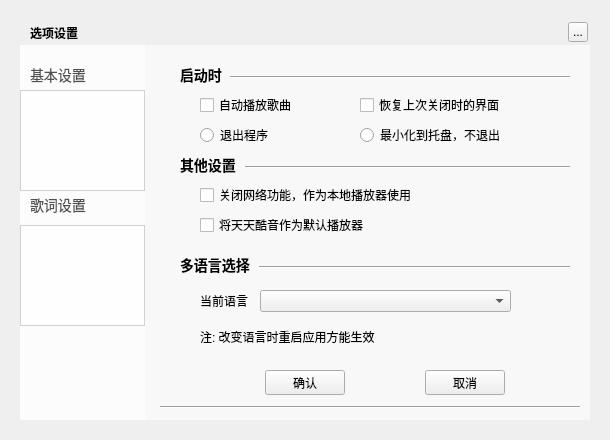
Above: TTKCore/musicUi/musicWidget/musicsettingwidget.ui from Greedysky/TTKMusicPlayer before the change. Below: the same form after it.
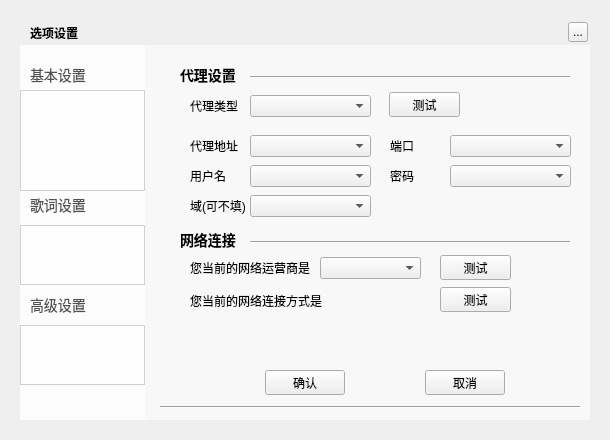
That is the form after the change. The open tabs and pages were chosen to show the change. Custom widgets are drawn as their Qt base class.

Commit message: add equalizer and network setting ui [458795]

Diff of the .ui file:
```diff
--- a/TTKCore/musicUi/musicWidget/musicsettingwidget.ui
+++ b/TTKCore/musicUi/musicWidget/musicsettingwidget.ui
@@ -1488,6 +1488,481 @@
      </property>
     </widget>
    </widget>
+   <widget class="QWidget" name="six">
+    <widget class="Line" name="line_SO1">
+     <property name="geometry">
+      <rect>
+       <x>90</x>
+       <y>30</y>
+       <width>320</width>
+       <height>5</height>
+      </rect>
+     </property>
+     <property name="orientation">
+      <enum>Qt::Horizontal</enum>
+     </property>
+    </widget>
+    <widget class="QLabel" name="setSoundOutWidget">
+     <property name="geometry">
+      <rect>
+       <x>20</x>
+       <y>20</y>
+       <width>60</width>
+       <height>20</height>
+      </rect>
+     </property>
+     <property name="styleSheet">
+      <string notr="true">background-color:transparent;
+font-size:14px;
+font-weight:bold;</string>
+     </property>
+     <property name="text">
+      <string>输出设置</string>
+     </property>
+    </widget>
+    <widget class="QComboBox" name="outputTypeComboBox">
+     <property name="geometry">
+      <rect>
+       <x>90</x>
+       <y>60</y>
+       <width>321</width>
+       <height>22</height>
+      </rect>
+     </property>
+    </widget>
+    <widget class="QLabel" name="outputTypeLabel">
+     <property name="geometry">
+      <rect>
+       <x>30</x>
+       <y>60</y>
+       <width>61</width>
+       <height>21</height>
+      </rect>
+     </property>
+     <property name="text">
+      <string>音频输出</string>
+     </property>
+     <property name="alignment">
+      <set>Qt::AlignLeading|Qt::AlignLeft|Qt::AlignVCenter</set>
+     </property>
+    </widget>
+    <widget class="QLabel" name="outputTypeTipLabel">
+     <property name="geometry">
+      <rect>
+       <x>30</x>
+       <y>90</y>
+       <width>381</width>
+       <height>51</height>
+      </rect>
+     </property>
+     <property name="text">
+      <string>提示：新设置的参数会在重新播放的时候生效. Windows上输出设备建议选择DirectSound输出类型,Linux为Alsa.</string>
+     </property>
+     <property name="alignment">
+      <set>Qt::AlignLeading|Qt::AlignLeft|Qt::AlignVCenter</set>
+     </property>
+     <property name="wordWrap">
+      <bool>true</bool>
+     </property>
+    </widget>
+    <widget class="Line" name="line_SO2">
+     <property name="geometry">
+      <rect>
+       <x>90</x>
+       <y>170</y>
+       <width>320</width>
+       <height>5</height>
+      </rect>
+     </property>
+     <property name="orientation">
+      <enum>Qt::Horizontal</enum>
+     </property>
+    </widget>
+    <widget class="QLabel" name="setEffectWidget">
+     <property name="geometry">
+      <rect>
+       <x>20</x>
+       <y>160</y>
+       <width>60</width>
+       <height>20</height>
+      </rect>
+     </property>
+     <property name="styleSheet">
+      <string notr="true">background-color:transparent;
+font-size:14px;
+font-weight:bold;</string>
+     </property>
+     <property name="text">
+      <string>音效设置</string>
+     </property>
+    </widget>
+    <widget class="QCheckBox" name="crossfadeCheckBox">
+     <property name="geometry">
+      <rect>
+       <x>190</x>
+       <y>190</y>
+       <width>191</width>
+       <height>20</height>
+      </rect>
+     </property>
+     <property name="text">
+      <string>CROSSFADE音效</string>
+     </property>
+    </widget>
+    <widget class="QCheckBox" name="bs2bCheckBox">
+     <property name="geometry">
+      <rect>
+       <x>30</x>
+       <y>190</y>
+       <width>100</width>
+       <height>20</height>
+      </rect>
+     </property>
+     <property name="text">
+      <string>BS2B音效</string>
+     </property>
+    </widget>
+    <widget class="QCheckBox" name="stereoCheckBox">
+     <property name="geometry">
+      <rect>
+       <x>30</x>
+       <y>220</y>
+       <width>100</width>
+       <height>20</height>
+      </rect>
+     </property>
+     <property name="text">
+      <string>STEREO音效</string>
+     </property>
+    </widget>
+    <widget class="QPushButton" name="equalizerButton">
+     <property name="geometry">
+      <rect>
+       <x>30</x>
+       <y>250</y>
+       <width>80</width>
+       <height>25</height>
+      </rect>
+     </property>
+     <property name="text">
+      <string>设置均衡器</string>
+     </property>
+    </widget>
+    <widget class="QPushButton" name="equalizerPluginsButton">
+     <property name="geometry">
+      <rect>
+       <x>130</x>
+       <y>250</y>
+       <width>80</width>
+       <height>25</height>
+      </rect>
+     </property>
+     <property name="text">
+      <string>设置音效插件</string>
+     </property>
+    </widget>
+   </widget>
+   <widget class="QWidget" name="seven">
+    <widget class="QLabel" name="setProxyWidget">
+     <property name="geometry">
+      <rect>
+       <x>20</x>
+       <y>20</y>
+       <width>60</width>
+       <height>20</height>
+      </rect>
+     </property>
+     <property name="styleSheet">
+      <string notr="true">background-color:transparent;
+font-size:14px;
+font-weight:bold;</string>
+     </property>
+     <property name="text">
+      <string>代理设置</string>
+     </property>
+    </widget>
+    <widget class="Line" name="line_SO11">
+     <property name="geometry">
+      <rect>
+       <x>90</x>
+       <y>30</y>
+       <width>320</width>
+       <height>5</height>
+      </rect>
+     </property>
+     <property name="orientation">
+      <enum>Qt::Horizontal</enum>
+     </property>
+    </widget>
+    <widget class="QComboBox" name="proxyTypeComboBox">
+     <property name="geometry">
+      <rect>
+       <x>90</x>
+       <y>50</y>
+       <width>121</width>
+       <height>22</height>
+      </rect>
+     </property>
+    </widget>
+    <widget class="QLabel" name="proxyTypeLabel">
+     <property name="geometry">
+      <rect>
+       <x>30</x>
+       <y>50</y>
+       <width>61</width>
+       <height>21</height>
+      </rect>
+     </property>
+     <property name="text">
+      <string>代理类型</string>
+     </property>
+     <property name="alignment">
+      <set>Qt::AlignLeading|Qt::AlignLeft|Qt::AlignVCenter</set>
+     </property>
+    </widget>
+    <widget class="QPushButton" name="proxyTypeTestButton">
+     <property name="geometry">
+      <rect>
+       <x>229</x>
+       <y>47</y>
+       <width>71</width>
+       <height>25</height>
+      </rect>
+     </property>
+     <property name="text">
+      <string>测试</string>
+     </property>
+    </widget>
+    <widget class="QLabel" name="proxyIpLabel">
+     <property name="geometry">
+      <rect>
+       <x>30</x>
+       <y>90</y>
+       <width>61</width>
+       <height>21</height>
+      </rect>
+     </property>
+     <property name="text">
+      <string>代理地址</string>
+     </property>
+     <property name="alignment">
+      <set>Qt::AlignLeading|Qt::AlignLeft|Qt::AlignVCenter</set>
+     </property>
+    </widget>
+    <widget class="QComboBox" name="proxyIpComboBox">
+     <property name="geometry">
+      <rect>
+       <x>90</x>
+       <y>90</y>
+       <width>121</width>
+       <height>22</height>
+      </rect>
+     </property>
+    </widget>
+    <widget class="QLabel" name="proxyPortLabel">
+     <property name="geometry">
+      <rect>
+       <x>230</x>
+       <y>90</y>
+       <width>61</width>
+       <height>21</height>
+      </rect>
+     </property>
+     <property name="text">
+      <string>端口</string>
+     </property>
+     <property name="alignment">
+      <set>Qt::AlignLeading|Qt::AlignLeft|Qt::AlignVCenter</set>
+     </property>
+    </widget>
+    <widget class="QComboBox" name="proxyPortComboBox">
+     <property name="geometry">
+      <rect>
+       <x>290</x>
+       <y>90</y>
+       <width>121</width>
+       <height>22</height>
+      </rect>
+     </property>
+    </widget>
+    <widget class="QLabel" name="proxyUsernameLabel">
+     <property name="geometry">
+      <rect>
+       <x>30</x>
+       <y>120</y>
+       <width>61</width>
+       <height>21</height>
+      </rect>
+     </property>
+     <property name="text">
+      <string>用户名</string>
+     </property>
+     <property name="alignment">
+      <set>Qt::AlignLeading|Qt::AlignLeft|Qt::AlignVCenter</set>
+     </property>
+    </widget>
+    <widget class="QComboBox" name="proxyUsernameComboBox">
+     <property name="geometry">
+      <rect>
+       <x>90</x>
+       <y>120</y>
+       <width>121</width>
+       <height>22</height>
+      </rect>
+     </property>
+    </widget>
+    <widget class="QLabel" name="proxyPwdLabel">
+     <property name="geometry">
+      <rect>
+       <x>230</x>
+       <y>120</y>
+       <width>61</width>
+       <height>21</height>
+      </rect>
+     </property>
+     <property name="text">
+      <string>密码</string>
+     </property>
+     <property name="alignment">
+      <set>Qt::AlignLeading|Qt::AlignLeft|Qt::AlignVCenter</set>
+     </property>
+    </widget>
+    <widget class="QComboBox" name="proxyPwdComboBox">
+     <property name="geometry">
+      <rect>
+       <x>290</x>
+       <y>120</y>
+       <width>121</width>
+       <height>22</height>
+      </rect>
+     </property>
+    </widget>
+    <widget class="QComboBox" name="proxyAreaComboBox">
+     <property name="geometry">
+      <rect>
+       <x>90</x>
+       <y>150</y>
+       <width>121</width>
+       <height>22</height>
+      </rect>
+     </property>
+    </widget>
+    <widget class="QLabel" name="proxyAreaLabel">
+     <property name="geometry">
+      <rect>
+       <x>30</x>
+       <y>150</y>
+       <width>61</width>
+       <height>21</height>
+      </rect>
+     </property>
+     <property name="text">
+      <string>域(可不填)</string>
+     </property>
+     <property name="alignment">
+      <set>Qt::AlignLeading|Qt::AlignLeft|Qt::AlignVCenter</set>
+     </property>
+    </widget>
+    <widget class="QLabel" name="netConnectionWidget">
+     <property name="geometry">
+      <rect>
+       <x>20</x>
+       <y>185</y>
+       <width>60</width>
+       <height>20</height>
+      </rect>
+     </property>
+     <property name="styleSheet">
+      <string notr="true">background-color:transparent;
+font-size:14px;
+font-weight:bold;</string>
+     </property>
+     <property name="text">
+      <string>网络连接</string>
+     </property>
+    </widget>
+    <widget class="Line" name="line_SO11_2">
+     <property name="geometry">
+      <rect>
+       <x>90</x>
+       <y>195</y>
+       <width>320</width>
+       <height>5</height>
+      </rect>
+     </property>
+     <property name="orientation">
+      <enum>Qt::Horizontal</enum>
+     </property>
+    </widget>
+    <widget class="QPushButton" name="netConnectionTypeTestButton">
+     <property name="geometry">
+      <rect>
+       <x>280</x>
+       <y>210</y>
+       <width>71</width>
+       <height>25</height>
+      </rect>
+     </property>
+     <property name="text">
+      <string>测试</string>
+     </property>
+    </widget>
+    <widget class="QLabel" name="netConnectionTypeLabel">
+     <property name="geometry">
+      <rect>
+       <x>30</x>
+       <y>212</y>
+       <width>131</width>
+       <height>21</height>
+      </rect>
+     </property>
+     <property name="text">
+      <string>您当前的网络运营商是</string>
+     </property>
+     <property name="alignment">
+      <set>Qt::AlignLeading|Qt::AlignLeft|Qt::AlignVCenter</set>
+     </property>
+    </widget>
+    <widget class="QComboBox" name="netConnectionTypeComboBox">
+     <property name="geometry">
+      <rect>
+       <x>160</x>
+       <y>212</y>
+       <width>101</width>
+       <height>22</height>
+      </rect>
+     </property>
+    </widget>
+    <widget class="QLabel" name="netConnectionWayLabel">
+     <property name="geometry">
+      <rect>
+       <x>30</x>
+       <y>245</y>
+       <width>141</width>
+       <height>21</height>
+      </rect>
+     </property>
+     <property name="text">
+      <string>您当前的网络连接方式是</string>
+     </property>
+     <property name="alignment">
+      <set>Qt::AlignLeading|Qt::AlignLeft|Qt::AlignVCenter</set>
+     </property>
+    </widget>
+    <widget class="QPushButton" name="netConnectionWayTestButton">
+     <property name="geometry">
+      <rect>
+       <x>280</x>
+       <y>242</y>
+       <width>71</width>
+       <height>25</height>
+      </rect>
+     </property>
+     <property name="text">
+      <string>测试</string>
+     </property>
+    </widget>
+   </widget>
   </widget>
   <widget class="QWidget" name="functionArea" native="true">
    <property name="geometry">
@@ -1553,7 +2028,35 @@
       <x>0</x>
       <y>180</y>
       <width>125</width>
-      <height>101</height>
+      <height>60</height>
+     </rect>
+    </property>
+   </widget>
+   <widget class="QLabel" name="supperSetWidget">
+    <property name="geometry">
+     <rect>
+      <x>10</x>
+      <y>250</y>
+      <width>60</width>
+      <height>20</height>
+     </rect>
+    </property>
+    <property name="styleSheet">
+     <string notr="true">background-color:transparent;
+font-size:14px;
+color:rgb(80,80,80);</string>
+    </property>
+    <property name="text">
+     <string>高级设置</string>
+    </property>
+   </widget>
+   <widget class="MusicFunctionTableWidget" name="supperFunTableWidget">
+    <property name="geometry">
+     <rect>
+      <x>0</x>
+      <y>280</y>
+      <width>125</width>
+      <height>60</height>
      </rect>
     </property>
    </widget>
```
Left out of the diff: 2 changed lines with no effect on the pictures. The commit also changes 2 other files.
